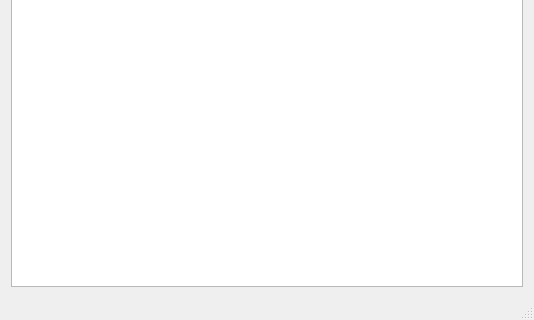
This is quickcgclient/mainwindow.ui in petersimonsson/quickcg as Qt 5 draws it before an edit; both pictures show x 0 to 534 and y 386 to 706 of the 534 by 706 pixel window. The edited form follows.
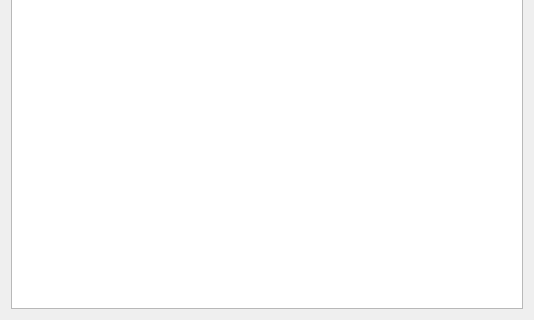
This is the edited form.

Commit message: Remove unused statusbar from the client main window

Diff of the .ui file:
```diff
--- a/quickcgclient/mainwindow.ui
+++ b/quickcgclient/mainwindow.ui
@@ -100,7 +100,6 @@
     <bool>false</bool>
    </attribute>
   </widget>
-  <widget class="QStatusBar" name="statusBar"/>
   <action name="actionQuit">
    <property name="text">
     <string>Quit</string>
```
Left out of the diff: 2 changed lines with no effect on the pictures.
